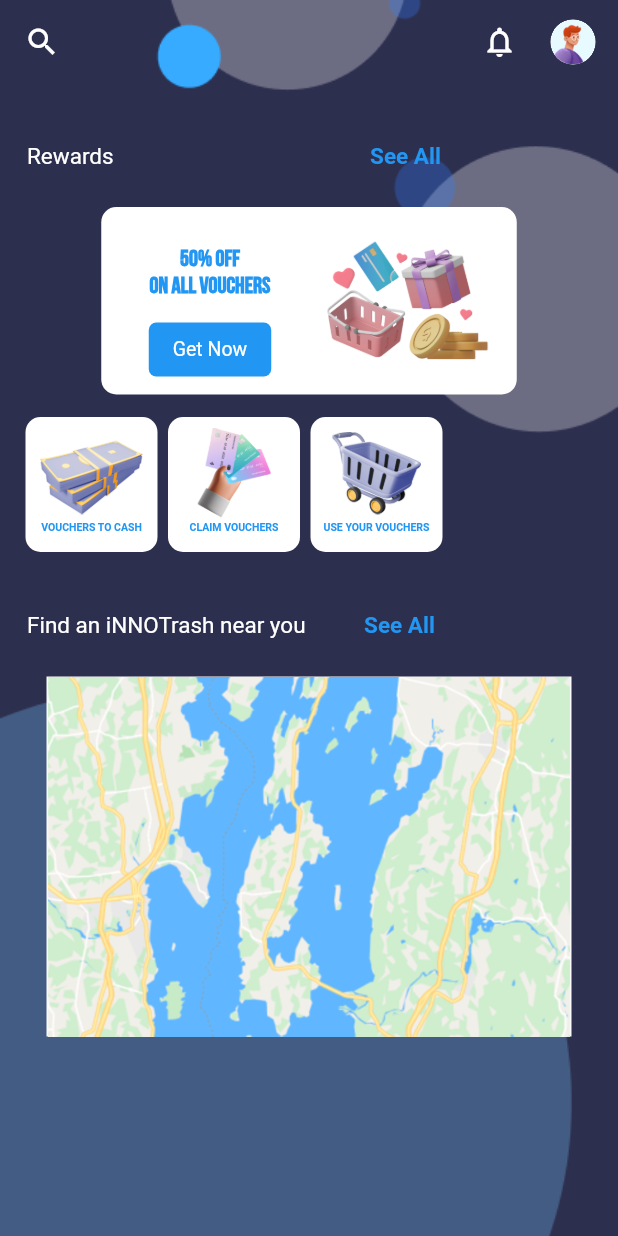
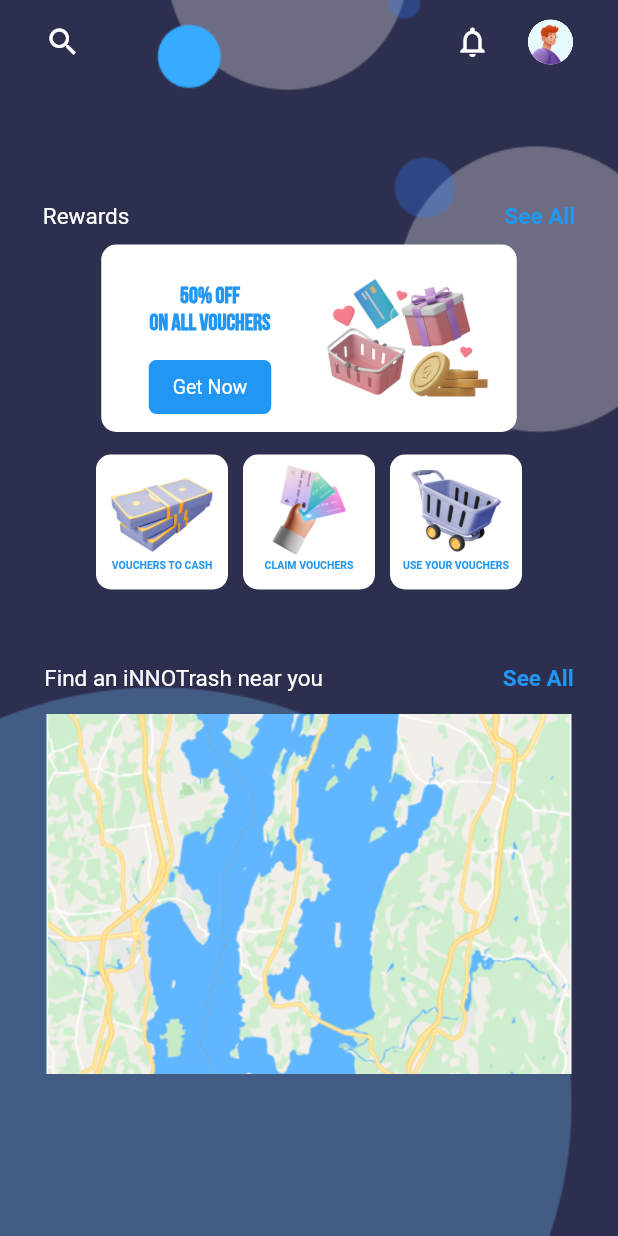
Before and after one commit to bocyej/innotrash, a Flutter app: the Homepage screen opened directly, on a phone screen of 412 x 824 dp. Run offline on Flutter 3.47's test engine with Material 2 defaults, Android fonts, the phone set to English and light mode, and no system bars; our stand-ins replace google_fonts, persistent_bottom_nav_bar.

Commit message:
changed button to inkwell & added padding

```diff
--- a/lib/layouts/homeappbar.dart
+++ b/lib/layouts/homeappbar.dart
@@ -13,11 +13,14 @@ class HomeAppbar extends StatelessWidget with PreferredSizeWidget {
     return AppBar(
       leading: Builder(
         builder: (BuildContext context) {
-          return IconButton(
-            icon: const Icon(Icons.search),
-            onPressed: () {},
-            tooltip: 'Search',
-            padding: const EdgeInsets.all(15),
+          return Row(
+            children: [
+              const Padding(padding: EdgeInsets.only(left: 30)),
+              InkWell(
+                child: const Icon(Icons.search),
+                onTap: () {},
+              )
+            ],
           );
         },
       ),
@@ -25,12 +28,11 @@ class HomeAppbar extends StatelessWidget with PreferredSizeWidget {
       foregroundColor: Colors.white,
       elevation: 0.0,
       actions: <Widget>[
-        IconButton(
-          icon: const Icon(Icons.notifications_none_outlined),
-          tooltip: 'Notifications',
-          onPressed: () {},
-          padding: const EdgeInsets.only(right: 20),
+        InkWell(
+          child: const Icon(Icons.notifications_none_outlined),
+          onTap: () {},
         ),
+        const Padding(padding: EdgeInsets.only(right: 25)),
         Container(
           decoration: const BoxDecoration(
             shape: BoxShape.circle,
@@ -53,7 +55,7 @@ class HomeAppbar extends StatelessWidget with PreferredSizeWidget {
             ),
           ),
         ),
-        const Padding(padding: EdgeInsets.only(right: 15)),
+        const Padding(padding: EdgeInsets.only(right: 30)),
       ],
     );
   }
--- a/lib/pages/homepage.dart
+++ b/lib/pages/homepage.dart
@@ -29,11 +29,11 @@ class Homepage extends StatelessWidget {
         ),
         child: Column(
           children: [
-            const Padding(padding: EdgeInsets.only(top: 80)),
+            const Padding(padding: EdgeInsets.only(top: 135)),
             Row(
-              mainAxisAlignment: MainAxisAlignment.start,
+              mainAxisAlignment: MainAxisAlignment.center,
               children: [
-                const Padding(padding: EdgeInsets.only(left: 18)),
+                // const Padding(padding: EdgeInsets.only(left: 18)),
                 const Text(
                   'Rewards',
                   style: TextStyle(
@@ -41,19 +41,15 @@ class Homepage extends StatelessWidget {
                     fontSize: 15,
                   ),
                 ),
-                const Padding(padding: EdgeInsets.only(right: 155)),
-                ElevatedButton(
-                  onPressed: () {
+                const Padding(padding: EdgeInsets.only(right: 250)),
+                InkWell(
+                  onTap: () {
                     Navigator.push(
                       context,
                       MaterialPageRoute(
                           builder: (context) => const RewardsPage()),
                     );
                   },
-                  style: ElevatedButton.styleFrom(
-                    primary: Colors.transparent,
-                    elevation: 0.0,
-                  ),
                   child: const Text(
                     'See All',
                     style: TextStyle(
@@ -69,21 +65,19 @@ class Homepage extends StatelessWidget {
             const RewardsOne(),
             const Padding(padding: EdgeInsets.only(bottom: 15)),
             Row(
-              mainAxisAlignment: MainAxisAlignment.start,
+              mainAxisAlignment: MainAxisAlignment.center,
               children: const [
-                Padding(padding: EdgeInsets.only(left: 17)),
                 RewardsTwo(),
-                Padding(padding: EdgeInsets.only(right: 7)),
+                Padding(padding: EdgeInsets.only(right: 10)),
                 RewardsThree(),
-                Padding(padding: EdgeInsets.only(right: 7)),
+                Padding(padding: EdgeInsets.only(right: 10)),
                 RewardsFour(),
               ],
             ),
-            const Padding(padding: EdgeInsets.only(top: 25)),
+            const Padding(padding: EdgeInsets.only(bottom: 50)),
             Row(
-              mainAxisAlignment: MainAxisAlignment.start,
+              mainAxisAlignment: MainAxisAlignment.center,
               children: [
-                const Padding(padding: EdgeInsets.only(left: 18)),
                 const Text(
                   'Find an iNNOTrash near you',
                   style: TextStyle(
@@ -91,19 +85,14 @@ class Homepage extends StatelessWidget {
                     fontSize: 15,
                   ),
                 ),
-                const Padding(padding: EdgeInsets.only(right: 23)),
-                ElevatedButton(
-                  onPressed: () {
+                const Padding(padding: EdgeInsets.only(right: 120)),
+                InkWell(
+                  onTap: () {
                     Navigator.push(
                       context,
-                      MaterialPageRoute(
-                          builder: (context) => const MapPage()),
+                      MaterialPageRoute(builder: (context) => const MapPage()),
                     );
                   },
-                  style: ElevatedButton.styleFrom(
-                    primary: Colors.transparent,
-                    elevation: 0.0,
-                  ),
                   child: const Text(
                     'See All',
                     style: TextStyle(
@@ -115,7 +104,7 @@ class Homepage extends StatelessWidget {
                 ),
               ],
             ),
-            const Padding(padding: EdgeInsets.only(bottom: 10)),
+            const Padding(padding: EdgeInsets.only(bottom: 15)),
             const HomeMap(),
           ],
         ),
```
